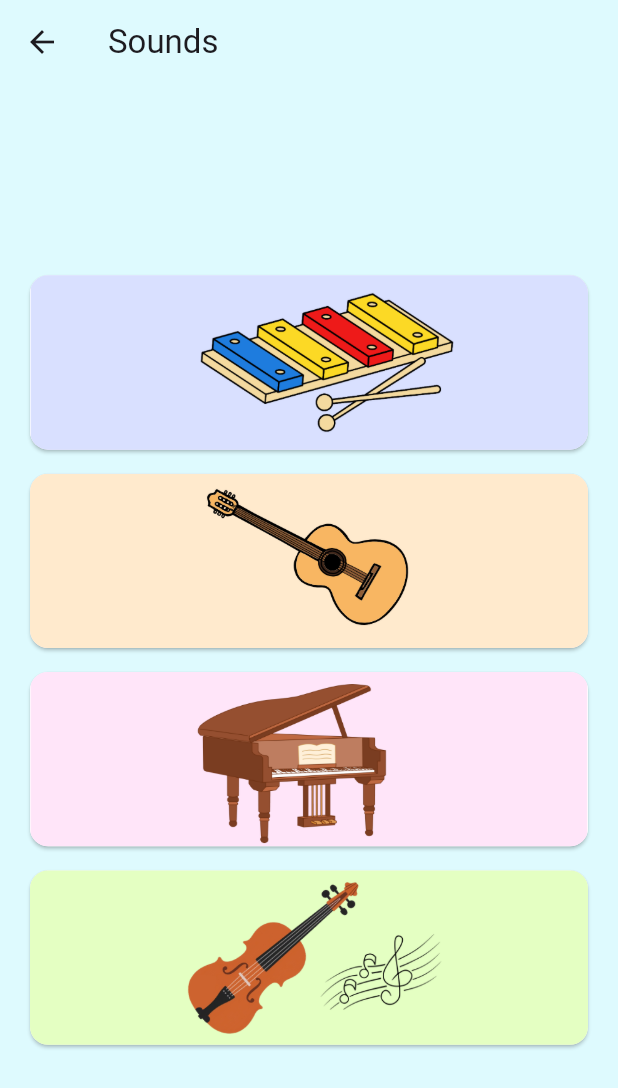
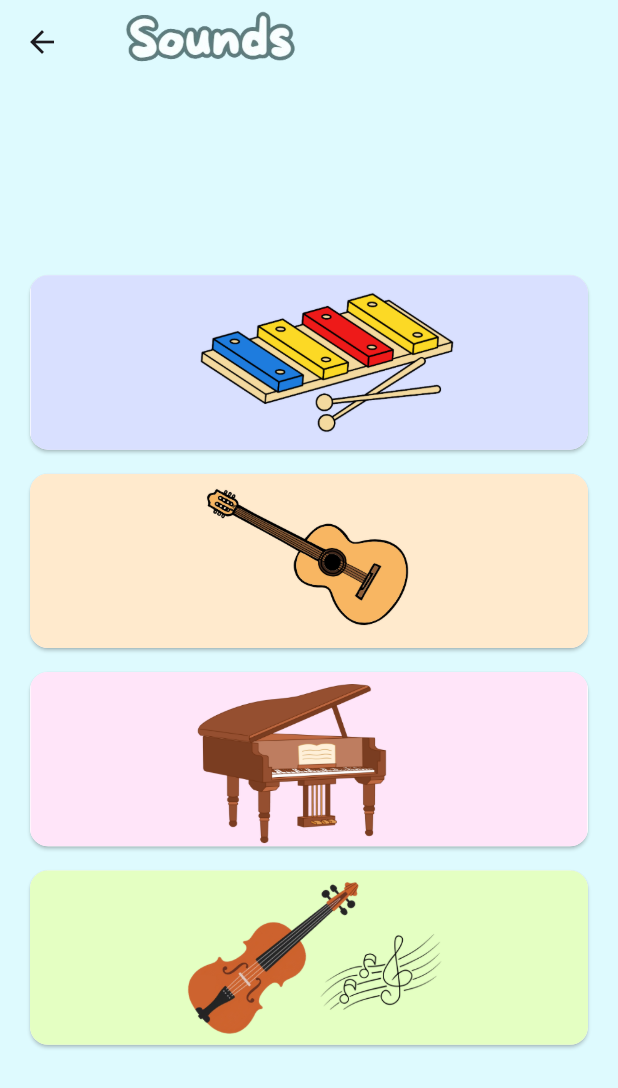
Before and after one commit to tsvetadzh/SuniPal, a Flutter app: the SoundsGame screen opened directly, on a phone screen of 412 x 824 dp. Shown: the top 1088 px of the screen. Run offline on Flutter 3.47's test engine with Material 3 defaults, Android fonts, the phone set to English and light mode, and no system bars; our stand-ins replace just_audio.

Commit message:
added tittles in sounds_game and songs pages

```diff
--- a/suni_pal_app/lib/pages/sounds_game.dart
+++ b/suni_pal_app/lib/pages/sounds_game.dart
@@ -23,7 +23,11 @@ class _SoundsGameState extends State<SoundsGame> {
 
     return Scaffold(
       appBar: AppBar(
-        title: const Text('Sounds'),
+        title: Image.asset(
+          'assets/images/page_titles/sounds_title.png',
+          fit: BoxFit.contain,
+          height: 52,
+        ),
       ),
       body: Padding(
         padding: EdgeInsets.symmetric(horizontal: horizontalPadding, vertical: 20),
```
Also changed, not shown: suni_pal_app/lib/pages/songs.dart (+12 -1 lines).
